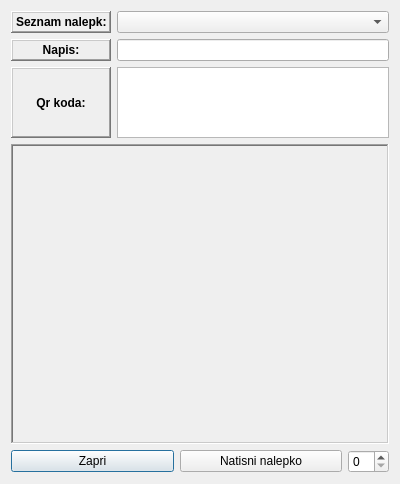
Qt form novanalepka.ui (nejcSedo/PrintNalepk) before a commit.
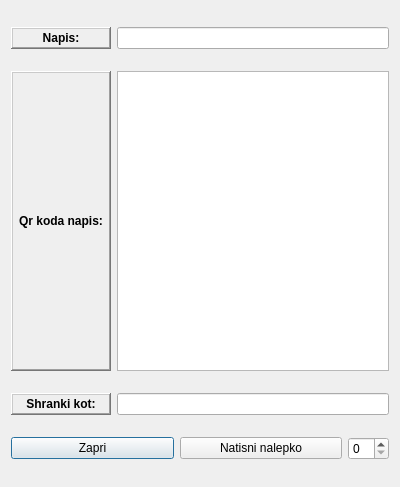
The same form after that commit.

Diff of the .ui file:
```diff
--- a/novanalepka.ui
+++ b/novanalepka.ui
@@ -7,7 +7,7 @@
     <x>0</x>
     <y>0</y>
     <width>400</width>
-    <height>484</height>
+    <height>487</height>
    </rect>
   </property>
   <property name="windowTitle">
@@ -15,38 +15,6 @@
   </property>
   <layout class="QGridLayout" name="gridLayout">
    <item row="0" column="0">
-    <layout class="QHBoxLayout" name="horizontalLayout_3">
-     <item>
-      <widget class="QLabel" name="label_seznamNalepk">
-       <property name="maximumSize">
-        <size>
-         <width>100</width>
-         <height>16777215</height>
-        </size>
-       </property>
-       <property name="font">
-        <font>
-         <weight>75</weight>
-         <bold>true</bold>
-        </font>
-       </property>
-       <property name="frameShape">
-        <enum>QFrame::WinPanel</enum>
-       </property>
-       <property name="frameShadow">
-        <enum>QFrame::Raised</enum>
-       </property>
-       <property name="text">
-        <string>Seznam nalepk:</string>
-       </property>
-      </widget>
-     </item>
-     <item>
-      <widget class="QComboBox" name="comboBox_seznamNalepk"/>
-     </item>
-    </layout>
-   </item>
-   <item row="1" column="0">
     <layout class="QHBoxLayout" name="horizontalLayout_4">
      <item>
       <widget class="QLabel" name="label_napis">
@@ -81,8 +49,8 @@
      </item>
     </layout>
    </item>
-   <item row="2" column="0">
-    <layout class="QHBoxLayout" name="horizontalLayout">
+   <item row="1" column="0">
+    <layout class="QHBoxLayout" name="horizontalLayout_3">
      <item>
       <widget class="QLabel" name="label_qrNapis">
        <property name="minimumSize">
@@ -110,7 +78,7 @@
         <enum>QFrame::Raised</enum>
        </property>
        <property name="text">
-        <string>Qr koda:</string>
+        <string>Qr koda napis:</string>
        </property>
        <property name="alignment">
         <set>Qt::AlignCenter</set>
@@ -129,43 +97,42 @@
      </item>
     </layout>
    </item>
+   <item row="2" column="0">
+    <layout class="QHBoxLayout" name="horizontalLayout">
+     <item>
+      <widget class="QLabel" name="label">
+       <property name="minimumSize">
+        <size>
+         <width>100</width>
+         <height>0</height>
+        </size>
+       </property>
+       <property name="font">
+        <font>
+         <weight>75</weight>
+         <bold>true</bold>
+        </font>
+       </property>
+       <property name="frameShape">
+        <enum>QFrame::WinPanel</enum>
+       </property>
+       <property name="frameShadow">
+        <enum>QFrame::Raised</enum>
+       </property>
+       <property name="text">
+        <string>Shranki kot:</string>
+       </property>
+       <property name="alignment">
+        <set>Qt::AlignCenter</set>
+       </property>
+      </widget>
+     </item>
+     <item>
+      <widget class="QLineEdit" name="lineEdit_shrani"/>
+     </item>
+    </layout>
+   </item>
    <item row="3" column="0">
-    <widget class="QLabel" name="label_qrcode">
-     <property name="sizePolicy">
-      <sizepolicy hsizetype="Preferred" vsizetype="MinimumExpanding">
-       <horstretch>0</horstretch>
-       <verstretch>0</verstretch>
-      </sizepolicy>
-     </property>
-     <property name="minimumSize">
-      <size>
-       <width>0</width>
-       <height>300</height>
-      </size>
-     </property>
-     <property name="font">
-      <font>
-       <underline>false</underline>
-      </font>
-     </property>
-     <property name="autoFillBackground">
-      <bool>true</bool>
-     </property>
-     <property name="frameShape">
-      <enum>QFrame::WinPanel</enum>
-     </property>
-     <property name="frameShadow">
-      <enum>QFrame::Sunken</enum>
-     </property>
-     <property name="text">
-      <string/>
-     </property>
-     <property name="alignment">
-      <set>Qt::AlignCenter</set>
-     </property>
-    </widget>
-   </item>
-   <item row="4" column="0">
     <layout class="QHBoxLayout" name="horizontalLayout_2">
      <item>
       <widget class="QPushButton" name="pushButton_close">
```
